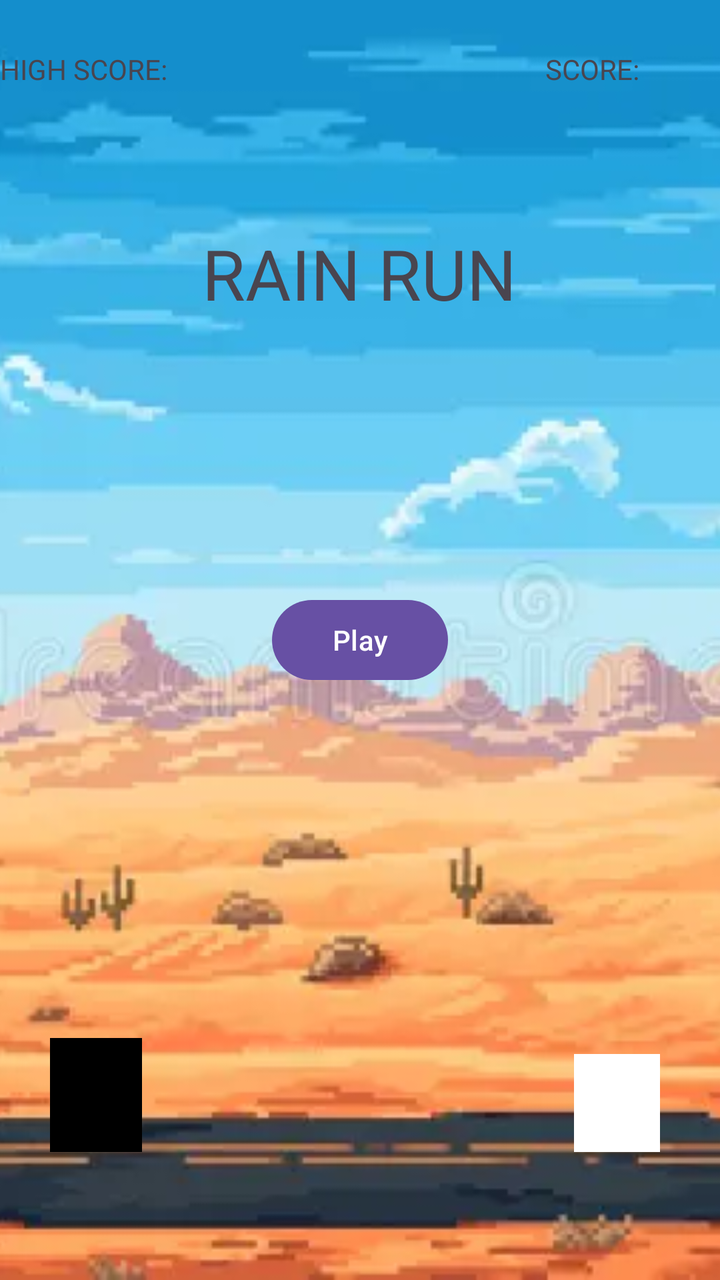
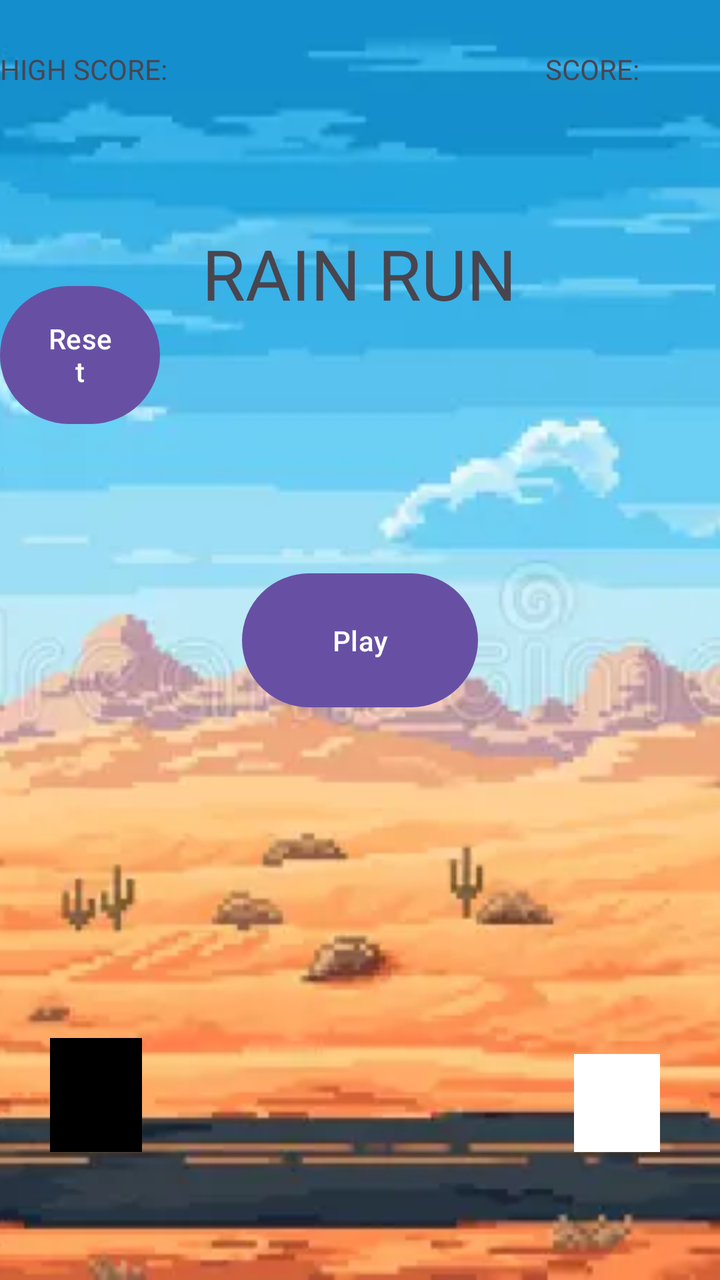

Before-and-after screenshots of an Android layout around one commit, followed by the original layout XML and the change that was made.
<!-- AndroidManifest.xml: application theme Theme.RainRun -->
<!-- res/layout/activity_main.xml -->
<?xml version="1.0" encoding="utf-8"?>
<androidx.constraintlayout.widget.ConstraintLayout xmlns:android="http://schemas.android.com/apk/res/android"
    xmlns:app="http://schemas.android.com/apk/res-auto"
    xmlns:tools="http://schemas.android.com/tools"
    android:id="@+id/main"
    android:layout_width="match_parent"
    android:layout_height="match_parent"
    tools:context=".MainActivity">

    <ImageView
        android:id="@+id/wallpaper"
        android:layout_width="match_parent"
        android:layout_height="match_parent"
        android:clickable="true"
        android:contentDescription="@string/Tap_to_play"
        android:scaleType="centerCrop"
        app:layout_constraintBottom_toBottomOf="parent"
        app:layout_constraintEnd_toEndOf="parent"
        app:layout_constraintHorizontal_bias="0.0"
        app:layout_constraintStart_toStartOf="parent"
        app:layout_constraintTop_toTopOf="parent"
        app:layout_constraintVertical_bias="0.0"
        app:srcCompat="@drawable/desrt" />

    <Button
        android:id="@+id/playbutton"
        android:layout_width="wrap_content"
        android:layout_height="wrap_content"
        android:text="Play"
        app:layout_constraintBottom_toBottomOf="parent"
        app:layout_constraintEnd_toEndOf="parent"
        app:layout_constraintStart_toStartOf="parent"
        app:layout_constraintTop_toTopOf="parent" />

    <TextView
        android:id="@+id/title"
        android:layout_width="wrap_content"
        android:layout_height="wrap_content"
        android:textSize="35sp"
        android:text="RAIN RUN"
        app:layout_constraintBottom_toBottomOf="parent"
        app:layout_constraintEnd_toEndOf="parent"
        app:layout_constraintHorizontal_bias="0.499"
        app:layout_constraintStart_toStartOf="parent"
        app:layout_constraintTop_toTopOf="parent"
        app:layout_constraintVertical_bias="0.191" />

    <View
        android:id="@+id/player"
        android:layout_width="46dp"
        android:layout_height="57dp"
        android:layout_marginStart="25dp"
        android:background="@color/black"
        app:layout_constraintStart_toStartOf="parent"
        app:layout_constraintBottom_toTopOf="@id/guideline3"/>

    <androidx.constraintlayout.widget.Guideline
        android:id="@+id/guideline3"
        android:layout_width="wrap_content"
        android:layout_height="wrap_content"
        android:orientation="horizontal"
        app:layout_constraintGuide_percent="0.9"/>

    <View
        android:id="@+id/obstacle"
        android:layout_width="43dp"
        android:layout_height="49dp"
        android:layout_marginEnd="30dp"
        android:background="@color/white"
        app:layout_constraintEnd_toEndOf="parent"
        app:layout_constraintBottom_toTopOf="@id/guideline3"/>

    <TextView
        android:id="@+id/gameovertxt"
        android:layout_width="wrap_content"
        android:layout_height="wrap_content"
        android:visibility="gone"
        android:text="GAME OVER"
        app:layout_constraintBottom_toBottomOf="parent"
        app:layout_constraintEnd_toEndOf="parent"
        app:layout_constraintHorizontal_bias="0.499"
        app:layout_constraintStart_toStartOf="parent"
        app:layout_constraintTop_toTopOf="parent"
        app:layout_constraintVertical_bias="0.385" />

    <TextView
        android:id="@+id/scoretxt"
        android:layout_width="wrap_content"
        android:layout_height="wrap_content"
        android:text="SCORE:"
        app:layout_constraintBottom_toBottomOf="parent"
        app:layout_constraintEnd_toEndOf="@+id/wallpaper"
        app:layout_constraintHorizontal_bias="0.871"
        app:layout_constraintStart_toStartOf="parent"
        app:layout_constraintTop_toTopOf="parent"
        app:layout_constraintVertical_bias="0.04" />

    <TextView
        android:id="@+id/score"
        android:layout_width="wrap_content"
        android:layout_height="wrap_content"
        app:layout_constraintBottom_toBottomOf="parent"
        app:layout_constraintEnd_toEndOf="parent"
        app:layout_constraintHorizontal_bias="0.955"
        app:layout_constraintStart_toStartOf="parent"
        app:layout_constraintTop_toTopOf="parent"
        app:layout_constraintVertical_bias="0.04" />

    <TextView
        android:id="@+id/highscoretxt"
        android:layout_width="wrap_content"
        android:layout_height="wrap_content"
        android:text="HIGH SCORE:"
        app:layout_constraintBottom_toBottomOf="parent"
        app:layout_constraintEnd_toEndOf="parent"
        app:layout_constraintHorizontal_bias="0.0"
        app:layout_constraintStart_toStartOf="parent"
        app:layout_constraintTop_toTopOf="parent"
        app:layout_constraintVertical_bias="0.04" />

    <TextView
        android:id="@+id/highscore"
        android:layout_width="wrap_content"
        android:layout_height="wrap_content"
        app:layout_constraintBottom_toBottomOf="parent"
        app:layout_constraintEnd_toEndOf="parent"
        app:layout_constraintHorizontal_bias="0.183"
        app:layout_constraintStart_toStartOf="parent"
        app:layout_constraintTop_toTopOf="parent"
        app:layout_constraintVertical_bias="0.04" />
</androidx.constraintlayout.widget.ConstraintLayout>
<!-- resources referenced by this layout -->
<resources>
  <color name="black">#FF000000</color>
  <color name="white">#FFFFFFFF</color>
  <!-- drawable desrt: jpg bitmap (drawable, 326881 bytes) -->
  <string name="Tap_to_play">RainRun</string>
  <style name="Theme.RainRun" parent="Base.Theme.RainRun" />
  <style name="Base.Theme.RainRun" parent="Theme.Material3.DayNight.NoActionBar">
          
          
      </style>
</resources>

<!-- the commit's change to res/layout/activity_main.xml (unified diff, before → after) -->
@@ -24,8 +24,8 @@
 
     <Button
         android:id="@+id/playbutton"
-        android:layout_width="wrap_content"
-        android:layout_height="wrap_content"
+        android:layout_width="118dp"
+        android:layout_height="75dp"
         android:text="Play"
         app:layout_constraintBottom_toBottomOf="parent"
         app:layout_constraintEnd_toEndOf="parent"
@@ -128,4 +128,18 @@
         app:layout_constraintStart_toStartOf="parent"
         app:layout_constraintTop_toTopOf="parent"
         app:layout_constraintVertical_bias="0.04" />
+
+    <Button
+        android:id="@+id/resetbutton"
+        android:layout_width="80dp"
+        android:layout_height="77dp"
+        android:text="Reset"
+        android:textColorLink="#D11111"
+        app:layout_constraintBottom_toBottomOf="parent"
+        app:layout_constraintEnd_toEndOf="parent"
+        app:layout_constraintHorizontal_bias="0.0"
+        app:layout_constraintStart_toStartOf="parent"
+        app:layout_constraintTop_toTopOf="parent"
+        app:layout_constraintVertical_bias="0.247"
+        app:strokeColor="#DE0A0A" />
 </androidx.constraintlayout.widget.ConstraintLayout>
